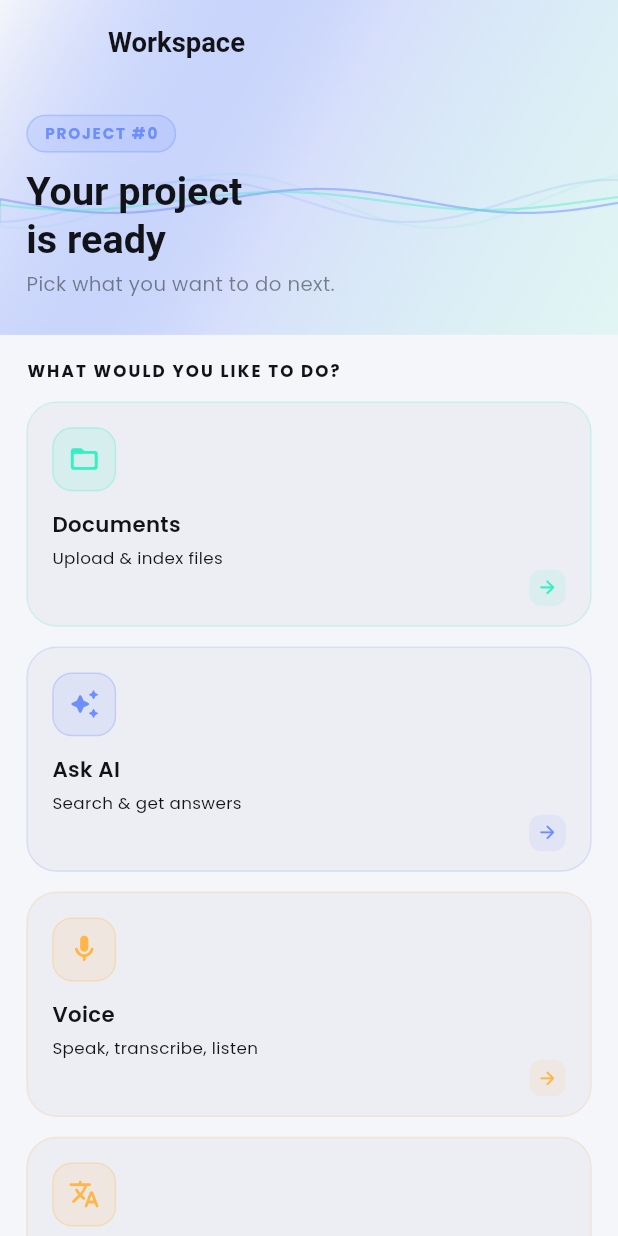
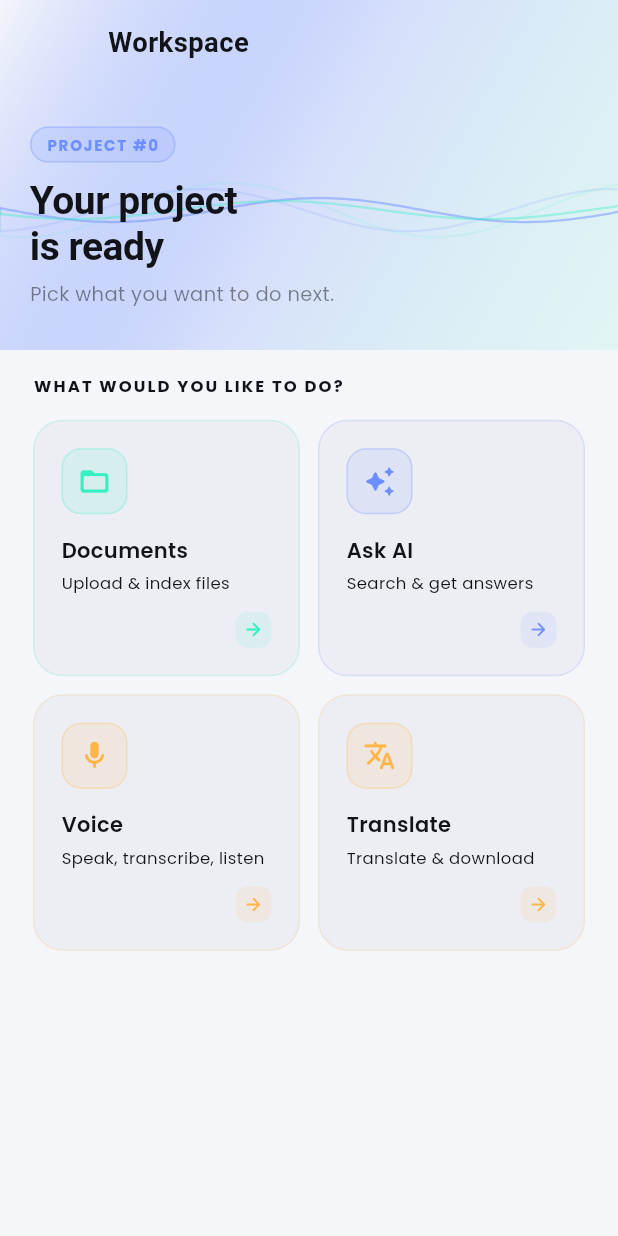
Before and after one commit to AbdElrhmanmwadi/knowledge-engine-mobile, a Flutter app: the DashboardPage screen opened directly with empty values, on a phone screen of 412 x 824 dp. Run offline on Flutter 3.47's test engine with Material 3 defaults, Android fonts, the phone set to English and light mode, and no system bars; our stand-ins replace dio, file_picker, flutter_riverpod, flutter_screenutil, go_router, just_audio and 3 more; missing offline and left inert: record; accounts and stored records are empty; Roboto replaces fonts that are missing (Georgia).

Commit message:
refactor(dashboard): simplify layout and remove unused responsive layout class

```diff
--- a/knowledge_engine_mobile/lib/features/dashboard/presentation/pages/dashboard_page.dart
+++ b/knowledge_engine_mobile/lib/features/dashboard/presentation/pages/dashboard_page.dart
@@ -36,8 +36,6 @@ class _DashboardPageState extends State<DashboardPage>
 
   @override
   Widget build(BuildContext context) {
-    final layout = _DashboardLayout.fromContext(context);
-
     return Scaffold(
       backgroundColor: Theme.of(context).scaffoldBackgroundColor,
       body: CustomScrollView(
@@ -45,7 +43,7 @@ class _DashboardPageState extends State<DashboardPage>
           // ── Hero app bar ────────────────────────────────────────
           SliverAppBar(
             backgroundColor: Theme.of(context).scaffoldBackgroundColor,
-            expandedHeight: layout.heroHeight,
+            expandedHeight: 230.h,
             pinned: true,
             elevation: 0,
             leading: IconButton(
@@ -57,9 +55,9 @@ class _DashboardPageState extends State<DashboardPage>
               'Workspace',
               style: TextStyle(
                 fontFamily: 'Georgia',
-                fontSize: layout.appBarTitleSize,
+                fontSize: 18.sp,
                 fontWeight: FontWeight.w600,
-                letterSpacing: 0,
+                letterSpacing: 0.3,
                 color: Theme.of(context).textTheme.bodyLarge?.color,
               ),
             ),
@@ -73,31 +71,26 @@ class _DashboardPageState extends State<DashboardPage>
             ),
           ),
 
-          // ── Body ────────────────────────────────────────────────
+          // ── Body ───────────────────────────────────────────────
           SliverPadding(
-            padding: EdgeInsets.symmetric(
-              horizontal: layout.horizontalPadding,
-              vertical: layout.sectionSpacing,
-            ),
-            sliver: SliverToBoxAdapter(
-              child: Center(
-                child: ConstrainedBox(
-                  constraints: BoxConstraints(maxWidth: 1120.w),
-                  child: Column(
-                    crossAxisAlignment: CrossAxisAlignment.start,
-                    children: [
-                      // Section label
-                      const _Label('What would you like to do?'),
-                      SizedBox(height: layout.itemSpacing),
+            padding:
+                 EdgeInsets.symmetric(horizontal: 20.w, vertical: 16.h),
+            sliver: SliverList(
+              delegate: SliverChildListDelegate([
+                // Section label
+                const _Label('What would you like to do?'),
+                 SizedBox(height: 14.h),
 
-                      // Feature cards grid
-                      _FeatureGrid(projectId: widget.projectId),
+                // Feature cards grid (2 cols)
+                _FeatureGrid(projectId: widget.projectId),
 
-                      SizedBox(height: layout.sectionSpacing),
-                    ],
-                  ),
-                ),
-              ),
+                 SizedBox(height: 24.h),
+
+
+
+
+                 SizedBox(height: 32.h),
+              ]),
             ),
           ),
         ],
@@ -117,8 +110,6 @@ class _DashboardHero extends StatelessWidget {
 
   @override
   Widget build(BuildContext context) {
-    final layout = _DashboardLayout.fromContext(context);
-
     return Stack(
       fit: StackFit.expand,
       children: [
@@ -149,19 +140,19 @@ class _DashboardHero extends StatelessWidget {
         ),
         // Content
         Positioned(
-          bottom: layout.heroBottomPadding,
-          left: layout.horizontalPadding,
-          right: layout.horizontalPadding,
+          bottom: 28,
+          left: 20,
+          right: 20,
           child: Column(
             crossAxisAlignment: CrossAxisAlignment.start,
             mainAxisSize: MainAxisSize.min,
             children: [
               // Project badge
               Container(
-                padding: EdgeInsets.symmetric(horizontal: 10.w, vertical: 4.h),
+                padding: const EdgeInsets.symmetric(horizontal: 10, vertical: 4),
                 decoration: BoxDecoration(
                   color: Theme.of(context).colorScheme.primary.withOpacity(0.14),
-                  borderRadius: BorderRadius.circular(20.r),
+                  borderRadius: BorderRadius.circular(20),
                   border:
                       Border.all(color: Theme.of(context).colorScheme.primary.withOpacity(0.3)),
                 ),
@@ -169,29 +160,29 @@ class _DashboardHero extends StatelessWidget {
                   'PROJECT #$projectId',
                   style: TextStyle(
                     color: Theme.of(context).colorScheme.primary,
-                    fontSize: layout.badgeFontSize,
+                    fontSize: 10,
                     fontWeight: FontWeight.w700,
                     letterSpacing: 1.2,
                   ),
                 ),
               ),
-              SizedBox(height: layout.smallSpacing),
+              const SizedBox(height: 10),
               Text(
                 'Your project\nis ready',
                 style: TextStyle(
                   fontFamily: 'Georgia',
-                  fontSize: layout.heroTitleSize,
+                  fontSize: 26,
                   fontWeight: FontWeight.w700,
                   color: Theme.of(context).textTheme.bodyLarge?.color,
                   height: 1.2,
-                  letterSpacing: 0,
+                  letterSpacing: -0.3,
                 ),
               ),
-              SizedBox(height: layout.tinySpacing),
+              const SizedBox(height: 6),
               Text(
                 'Pick what you want to do next.',
                 style: TextStyle(
-                  fontSize: layout.bodyFontSize,
+                  fontSize: 13,
                   color: Theme.of(context).textTheme.bodyLarge?.color?.withOpacity(0.5),
                 ),
               ),
@@ -245,7 +236,6 @@ class _FeatureGrid extends StatelessWidget {
 
   @override
   Widget build(BuildContext context) {
-    final layout = _DashboardLayout.fromContext(context);
     final features = [
       _Feature(
         title: 'Documents',
@@ -277,25 +267,24 @@ class _FeatureGrid extends StatelessWidget {
       ),
     ];
 
-    return LayoutBuilder(
-      builder: (context, constraints) {
-        final columns = layout.featureColumnsFor(constraints.maxWidth);
-
-        return GridView.builder(
-          shrinkWrap: true,
-          physics: const NeverScrollableScrollPhysics(),
-          itemCount: features.length,
-          gridDelegate: SliverGridDelegateWithFixedCrossAxisCount(
-            crossAxisCount: columns,
-            crossAxisSpacing: layout.cardSpacing,
-            mainAxisSpacing: layout.cardSpacing,
-            mainAxisExtent: layout.cardHeightFor(columns),
-          ),
-          itemBuilder: (context, index) {
-            return _FeatureCard(feature: features[index]);
-          },
-        );
-      },
+    return Column(
+      children: [
+        Row(
+          children: [
+            Expanded(child: _FeatureCard(feature: features[0])),
+            const SizedBox(width: 12),
+            Expanded(child: _FeatureCard(feature: features[1])),
+          ],
+        ),
+        const SizedBox(height: 12),
+        Row(
+          children: [
+            Expanded(child: _FeatureCard(feature: features[2])),
+            const SizedBox(width: 12),
+            Expanded(child: _FeatureCard(feature: features[3])),
+          ],
+        ),
+      ],
     );
   }
 }
@@ -329,8 +318,6 @@ class _FeatureCardState extends State<_FeatureCard> {
   @override
   Widget build(BuildContext context) {
     final f = widget.feature;
-    final layout = _DashboardLayout.fromContext(context);
-
     return GestureDetector(
       onTapDown: (_) => setState(() => _pressed = true),
       onTapUp: (_) {
@@ -340,10 +327,12 @@ class _FeatureCardState extends State<_FeatureCard> {
       onTapCancel: () => setState(() => _pressed = false),
       child: AnimatedContainer(
         duration: const Duration(milliseconds: 120),
-        padding: EdgeInsets.all(layout.cardPadding),
+        padding: const EdgeInsets.all(18),
         decoration: BoxDecoration(
-          color: _pressed ? f.color.withOpacity(0.12) : Theme.of(context).cardColor,
-          borderRadius: BorderRadius.circular(20.r),
+          color: _pressed
+            ? f.color.withOpacity(0.12)
+            : Theme.of(context).cardColor,
+          borderRadius: BorderRadius.circular(20),
           border: Border.all(
             color: _pressed
                 ? f.color.withOpacity(0.4)
@@ -365,53 +354,51 @@ class _FeatureCardState extends State<_FeatureCard> {
           children: [
             // Icon
             Container(
-              width: layout.iconBoxSize,
-              height: layout.iconBoxSize,
+              width: 44,
+              height: 44,
               decoration: BoxDecoration(
                 color: f.color.withOpacity(0.12),
-                borderRadius: BorderRadius.circular(13.r),
-                border: Border.all(color: f.color.withOpacity(0.25)),
+                borderRadius: BorderRadius.circular(13),
+                border:
+                    Border.all(color: f.color.withOpacity(0.25)),
               ),
-              child: Icon(f.icon, color: f.color, size: layout.iconSize),
+              child:
+                  Icon(f.icon, color: f.color, size: 22),
             ),
-            SizedBox(height: layout.itemSpacing),
+            const SizedBox(height: 14),
             Text(
               f.title,
-              maxLines: 1,
-              overflow: TextOverflow.ellipsis,
               style: TextStyle(
                 color: Theme.of(context).textTheme.bodyLarge?.color,
-                fontSize: layout.cardTitleSize,
+                fontSize: 14,
                 fontWeight: FontWeight.w600,
               ),
             ),
-            SizedBox(height: layout.tinySpacing),
+            const SizedBox(height: 4),
             Text(
               f.description,
-              maxLines: 2,
-              overflow: TextOverflow.ellipsis,
               style: TextStyle(
                 color: Theme.of(context).textTheme.bodyMedium?.color,
-                fontSize: layout.cardDescriptionSize,
+                fontSize: 11,
                 height: 1.4,
               ),
             ),
-            const Spacer(),
+            const SizedBox(height: 12),
             // Arrow indicator
             Row(
               mainAxisAlignment: MainAxisAlignment.end,
               children: [
                 Container(
-                  width: layout.arrowBoxSize,
-                  height: layout.arrowBoxSize,
+                  width: 24,
+                  height: 24,
                   decoration: BoxDecoration(
                     color: f.color.withOpacity(0.1),
-                    borderRadius: BorderRadius.circular(8.r),
+                    borderRadius: BorderRadius.circular(8),
                   ),
                   child: Icon(
                     Icons.arrow_forward_rounded,
                     color: f.color,
-                    size: layout.arrowIconSize,
+                    size: 14,
                   ),
                 ),
               ],
@@ -430,88 +417,14 @@ class _Label extends StatelessWidget {
 
   @override
   Widget build(BuildContext context) {
-    final layout = _DashboardLayout.fromContext(context);
-
     return Text(
       text.toUpperCase(),
       style: TextStyle(
         color: Theme.of(context).textTheme.bodyMedium?.color,
-        fontSize: layout.labelFontSize,
+        fontSize: 11,
         fontWeight: FontWeight.w700,
         letterSpacing: 1.4,
       ),
     );
   }
 }
-
-class _DashboardLayout {
-  const _DashboardLayout._(this.screenWidth);
-
-  factory _DashboardLayout.fromContext(BuildContext context) {
-    return _DashboardLayout._(MediaQuery.sizeOf(context).width);
-  }
-
-  final double screenWidth;
-
-  bool get _isTablet => screenWidth >= 600;
-  bool get _isWide => screenWidth >= 1024;
-
-  double get horizontalPadding => _responsiveWidth(16, 28, 40);
-  double get heroHeight => _responsiveHeight(220, 260, 300);
-  double get heroBottomPadding => _responsiveHeight(24, 32, 40);
-  double get sectionSpacing => _responsiveHeight(16, 22, 28);
-  double get cardSpacing => _responsiveWidth(12, 16, 18);
-  double get cardPadding => _responsiveRadius(16, 18, 20);
-  double get smallSpacing => _responsiveHeight(10, 12, 14);
-  double get itemSpacing => _responsiveHeight(12, 14, 16);
-  double get tinySpacing => _responsiveHeight(4, 6, 6);
-
-  double get appBarTitleSize => _responsiveFont(18, 19, 20);
-  double get badgeFontSize => _responsiveFont(10, 11, 11);
-  double get heroTitleSize => _responsiveFont(26, 32, 38);
-  double get bodyFontSize => _responsiveFont(13, 14, 15);
-  double get labelFontSize => _responsiveFont(11, 12, 12);
-  double get cardTitleSize => _responsiveFont(14, 15, 16);
-  double get cardDescriptionSize => _responsiveFont(11, 12, 13);
-
-  double get iconBoxSize => _responsiveRadius(42, 46, 50);
-  double get iconSize => _responsiveRadius(21, 23, 25);
-  double get arrowBoxSize => _responsiveRadius(24, 26, 28);
-  double get arrowIconSize => _responsiveRadius(14, 15, 16);
-
-  int featureColumnsFor(double availableWidth) {
-    if (availableWidth >= 980) return 4;
-    if (availableWidth >= 520) return 2;
-    return 1;
-  }
-
-  double cardHeightFor(int columns) {
-    if (columns == 1) return (_isTablet ? 156 : 148).h;
-    if (columns == 2) return (_isTablet ? 172 : 164).h;
-    return (_isWide ? 178 : 168).h;
-  }
-
-  double _responsiveWidth(double mobile, double tablet, double wide) {
-    if (_isWide) return wide.w;
-    if (_isTablet) return tablet.w;
-    return mobile.w;
-  }
-
-  double _responsiveHeight(double mobile, double tablet, double wide) {
-    if (_isWide) return wide.h;
-    if (_isTablet) return tablet.h;
-    return mobile.h;
-  }
-
-  double _responsiveRadius(double mobile, double tablet, double wide) {
-    if (_isWide) return wide.r;
-    if (_isTablet) return tablet.r;
-    return mobile.r;
-  }
-
-  double _responsiveFont(double mobile, double tablet, double wide) {
-    if (_isWide) return wide.sp;
-    if (_isTablet) return tablet.sp;
-    return mobile.sp;
-  }
-}
```
